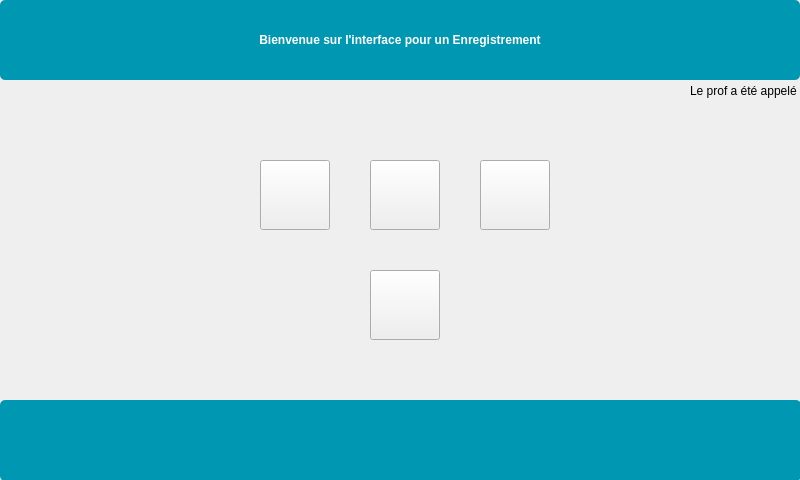
The window that InterfaceEleve/interfaceenregistrement.ui (Sam-Depardieu/Labo-de-langue) describes before a commit, drawn with Qt 5.
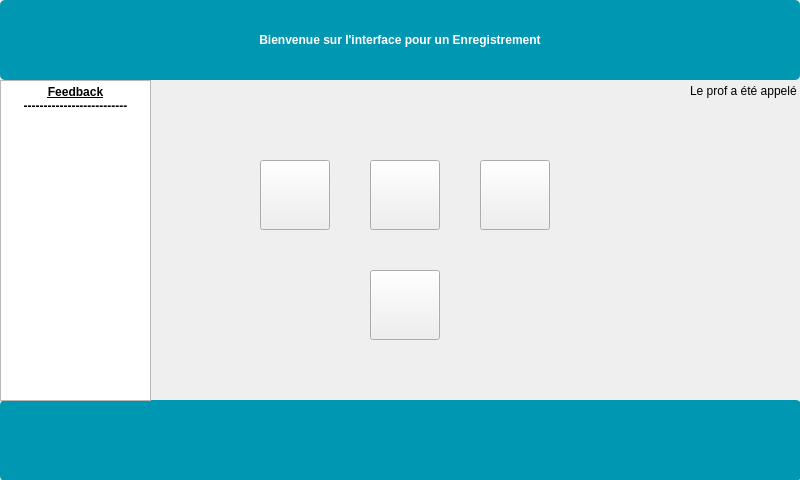
The same window after the commit. Icons and pictures are not drawn.

What changed in the file:
```diff
--- a/InterfaceEleve/interfaceenregistrement.ui
+++ b/InterfaceEleve/interfaceenregistrement.ui
@@ -298,6 +298,28 @@
     <string/>
    </property>
   </widget>
+  <widget class="QTextEdit" name="textEditFeedBack">
+   <property name="geometry">
+    <rect>
+     <x>0</x>
+     <y>80</y>
+     <width>151</width>
+     <height>321</height>
+    </rect>
+   </property>
+   <property name="html">
+    <string>&lt;!DOCTYPE HTML PUBLIC &quot;-//W3C//DTD HTML 4.0//EN&quot; &quot;http://www.w3.org/TR/REC-html40/strict.dtd&quot;&gt;
+&lt;html&gt;&lt;head&gt;&lt;meta name=&quot;qrichtext&quot; content=&quot;1&quot; /&gt;&lt;meta charset=&quot;utf-8&quot; /&gt;&lt;style type=&quot;text/css&quot;&gt;
+p, li { white-space: pre-wrap; }
+hr { height: 1px; border-width: 0; }
+li.unchecked::marker { content: &quot;\2610&quot;; }
+li.checked::marker { content: &quot;\2612&quot;; }
+&lt;/style&gt;&lt;/head&gt;&lt;body style=&quot; font-family:'Segoe UI'; font-size:9pt; font-weight:400; font-style:normal;&quot;&gt;
+&lt;p align=&quot;center&quot; style=&quot; margin-top:0px; margin-bottom:0px; margin-left:0px; margin-right:0px; -qt-block-indent:0; text-indent:0px;&quot;&gt;&lt;span style=&quot; font-weight:700; text-decoration: underline;&quot;&gt;Feedback&lt;/span&gt;&lt;/p&gt;
+&lt;p align=&quot;center&quot; style=&quot; margin-top:0px; margin-bottom:0px; margin-left:0px; margin-right:0px; -qt-block-indent:0; text-indent:0px;&quot;&gt;&lt;span style=&quot; font-weight:700;&quot;&gt;--------------------------&lt;/span&gt;&lt;/p&gt;
+&lt;p style=&quot;-qt-paragraph-type:empty; margin-top:0px; margin-bottom:0px; margin-left:0px; margin-right:0px; -qt-block-indent:0; text-indent:0px; font-weight:700;&quot;&gt;&lt;br /&gt;&lt;/p&gt;&lt;/body&gt;&lt;/html&gt;</string>
+   </property>
+  </widget>
   <zorder>pushButton_2</zorder>
   <zorder>pushButton</zorder>
   <zorder>pushButtonSon</zorder>
@@ -314,6 +336,7 @@
   <zorder>pushButtonEnregistrer_2</zorder>
   <zorder>pushButtonEnregistrer_3</zorder>
   <zorder>pushButtonEnregistrer_4</zorder>
+  <zorder>textEditFeedBack</zorder>
  </widget>
  <resources/>
  <connections/>
```
